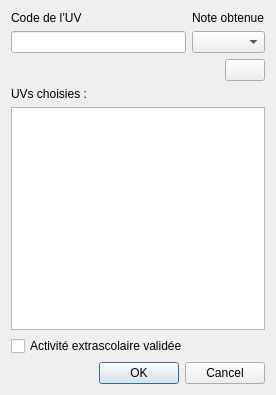
Before: the Qt Designer form qt/ui/addsemestredialog.ui in alecalve/UTProfiler, drawn with Qt 5.
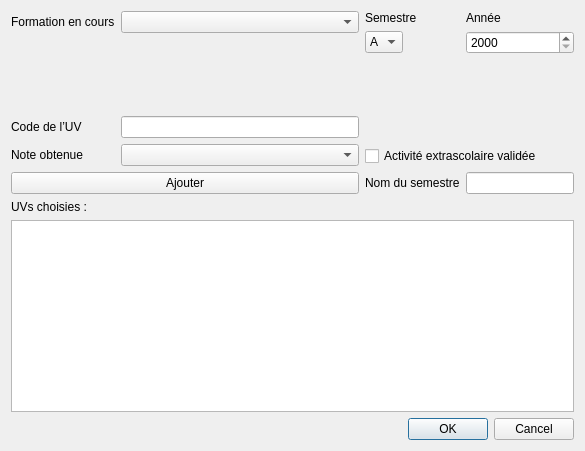
After: the same form once the commit is applied. Icons and pictures are not drawn.

Commit message: Ajout de semestres aux dossiers

What changed in the file:
```diff
--- a/qt/ui/addsemestredialog.ui
+++ b/qt/ui/addsemestredialog.ui
@@ -9,59 +9,50 @@
    <rect>
     <x>0</x>
     <y>0</y>
-    <width>276</width>
-    <height>395</height>
+    <width>585</width>
+    <height>451</height>
    </rect>
   </property>
   <property name="windowTitle">
    <string>Ajout d’un semestre d’étude</string>
   </property>
-  <layout class="QVBoxLayout" name="verticalLayout_2">
-   <item>
-    <layout class="QVBoxLayout" name="saisieLayout">
-     <item>
       <layout class="QGridLayout" name="gridLayout">
-       <item row="1" column="0">
-        <widget class="QLineEdit" name="codeEdit"/>
-       </item>
-       <item row="0" column="0">
+   <item row="0" column="0">
+    <layout class="QFormLayout" name="formLayout">
+     <property name="fieldGrowthPolicy">
+      <enum>QFormLayout::AllNonFixedFieldsGrow</enum>
+     </property>
+     <item row="0" column="0">
+      <widget class="QLabel" name="label_7">
+       <property name="text">
+        <string>Formation en cours</string>
+       </property>
+      </widget>
+     </item>
+     <item row="2" column="0">
         <widget class="QLabel" name="label_3">
          <property name="text">
           <string>Code de l’UV</string>
          </property>
         </widget>
        </item>
-       <item row="0" column="1">
+     <item row="2" column="1">
+      <widget class="QLineEdit" name="codeEdit"/>
+     </item>
+     <item row="3" column="0">
         <widget class="QLabel" name="label_4">
          <property name="text">
           <string>Note obtenue</string>
          </property>
         </widget>
        </item>
-       <item row="1" column="1">
+     <item row="3" column="1">
         <widget class="QComboBox" name="noteBox"/>
        </item>
-      </layout>
-     </item>
-     <item>
-      <layout class="QHBoxLayout" name="horizontalLayout">
-       <item>
-        <spacer name="horizontalSpacer">
-         <property name="orientation">
-          <enum>Qt::Horizontal</enum>
-         </property>
-         <property name="sizeHint" stdset="0">
-          <size>
-           <width>40</width>
-           <height>20</height>
-          </size>
-         </property>
-        </spacer>
-       </item>
-       <item>
+     <item row="4" column="0" colspan="2">
         <widget class="QPushButton" name="ajouter">
          <property name="text">
-          <string/>
+        <string>Ajouter</string>
          </property>
          <property name="icon">
           <iconset resource="../icons.qrc">
@@ -69,44 +60,124 @@
          </property>
         </widget>
        </item>
-      </layout>
+     <item row="0" column="1">
+      <widget class="QComboBox" name="formationBox"/>
      </item>
+     <item row="1" column="0" colspan="2">
+      <spacer name="verticalSpacer_2">
+       <property name="orientation">
+        <enum>Qt::Vertical</enum>
+       </property>
+       <property name="sizeHint" stdset="0">
+        <size>
+         <width>20</width>
+         <height>40</height>
+        </size>
+       </property>
+      </spacer>
+     </item>
     </layout>
    </item>
-   <item>
-    <layout class="QVBoxLayout" name="uvsLayout">
-     <item>
+   <item row="4" column="0">
+    <layout class="QVBoxLayout" name="additionnalSaisieLayout"/>
+   </item>
+   <item row="4" column="1" colspan="3">
+    <widget class="QDialogButtonBox" name="buttonBox">
+     <property name="orientation">
+      <enum>Qt::Horizontal</enum>
+     </property>
+     <property name="standardButtons">
+      <set>QDialogButtonBox::Cancel|QDialogButtonBox::Ok</set>
+     </property>
+    </widget>
+   </item>
+   <item row="2" column="0" rowspan="2" colspan="4">
+    <widget class="QTableWidget" name="tableWidget"/>
+   </item>
+   <item row="1" column="0">
       <widget class="QLabel" name="label_2">
        <property name="text">
         <string>UVs choisies :</string>
        </property>
       </widget>
      </item>
-     <item>
-      <widget class="QTableWidget" name="tableWidget"/>
+   <item row="0" column="1" colspan="3">
+    <layout class="QFormLayout" name="formLayout_2">
+     <property name="fieldGrowthPolicy">
+      <enum>QFormLayout::AllNonFixedFieldsGrow</enum>
+     </property>
+     <item row="0" column="0">
+      <widget class="QLabel" name="label">
+       <property name="text">
+        <string>Semestre</string>
+       </property>
+      </widget>
      </item>
-    </layout>
-   </item>
+     <item row="0" column="1">
+      <widget class="QLabel" name="label_5">
+       <property name="text">
+        <string>Année</string>
+       </property>
+      </widget>
+     </item>
+     <item row="1" column="0">
+      <widget class="QComboBox" name="semestreBox">
+       <property name="currentText">
+        <string>A</string>
+       </property>
    <item>
-    <layout class="QVBoxLayout" name="additionnalSaisieLayout">
+        <property name="text">
+         <string>A</string>
+        </property>
+       </item>
      <item>
+        <property name="text">
+         <string>P</string>
+        </property>
+       </item>
+      </widget>
+     </item>
+     <item row="1" column="1">
+      <widget class="QSpinBox" name="anneeBox">
+       <property name="minimum">
+        <number>2000</number>
+       </property>
+       <property name="maximum">
+        <number>3000</number>
+       </property>
+      </widget>
+     </item>
+     <item row="2" column="0" colspan="2">
+      <spacer name="verticalSpacer">
+       <property name="orientation">
+        <enum>Qt::Vertical</enum>
+       </property>
+       <property name="sizeHint" stdset="0">
+        <size>
+         <width>20</width>
+         <height>40</height>
+        </size>
+       </property>
+      </spacer>
+     </item>
+     <item row="3" column="0" colspan="2">
       <widget class="QCheckBox" name="extrascolaire">
        <property name="text">
         <string>Activité extrascolaire validée</string>
        </property>
       </widget>
      </item>
-    </layout>
-   </item>
-   <item>
-    <widget class="QDialogButtonBox" name="buttonBox">
-     <property name="orientation">
-      <enum>Qt::Horizontal</enum>
-     </property>
-     <property name="standardButtons">
-      <set>QDialogButtonBox::Cancel|QDialogButtonBox::Ok</set>
-     </property>
-    </widget>
+     <item row="4" column="0">
+      <widget class="QLabel" name="label_6">
+       <property name="text">
+        <string>Nom du semestre</string>
+       </property>
+      </widget>
+     </item>
+     <item row="4" column="1">
+      <widget class="QLineEdit" name="semestreEdit"/>
+     </item>
+    </layout>
    </item>
   </layout>
  </widget>
```
Left out of the diff: 3 changed lines with no effect on the pictures. Lines whose indentation alone changed are shown as unchanged. The commit also changes 3 other files.
